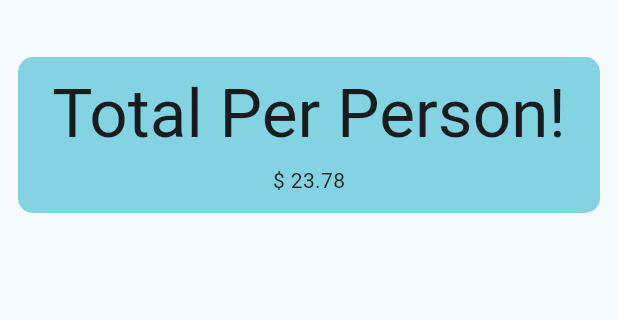
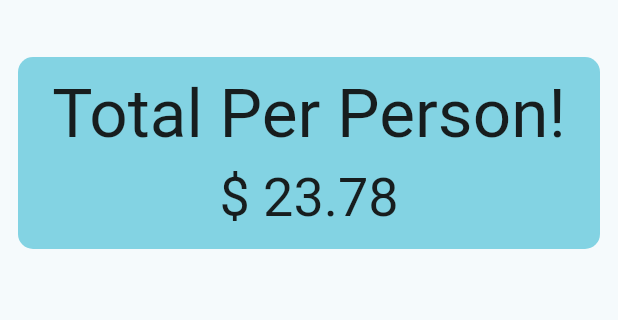
Before and after one commit to PradeepVerma-55/utip_app, a Flutter app: the screen it shows after launch, on a phone screen of 412 x 824 dp, the part 63-383 px from its top. Run offline on Flutter 3.47's test engine with Material 3 defaults, Android fonts, the light colour scheme and no system bars.

Commit message:
BuildContext

```diff
--- a/lib/main.dart
+++ b/lib/main.dart
@@ -20,7 +20,6 @@ class MyApp extends StatelessWidget {
     );
   }
 }
-
 class UTip extends StatefulWidget {
   const UTip({super.key});
 
@@ -31,6 +30,7 @@ class UTip extends StatefulWidget {
 class _UTipState extends State<UTip> {
   @override
   Widget build(BuildContext context) {
+    var theme = Theme.of(context);
     return Scaffold(
       appBar: AppBar(title: const Text('UTip')),
       // Add padding around the page so content is inset from the screen edges.
@@ -42,14 +42,17 @@ class _UTipState extends State<UTip> {
             Container(
               padding: const EdgeInsets.all(12), // inner spacing for texts
               decoration: BoxDecoration(
-                color:Theme.of(context).colorScheme.inversePrimary,
+                color: theme.colorScheme.inversePrimary,
                 borderRadius: BorderRadius.circular(10),
               ),
               child: Column(
-                children:  [
-                  Text('Total Per Person!', style: Theme.of(context).textTheme.displayMedium),
+                children: [
+                  Text(
+                    'Total Per Person!',
+                    style: theme.textTheme.displayMedium,
+                  ),
                   SizedBox(height: 8),
-                  Text("\$ 23.78"),
+                  Text("\$ 23.78", style: theme.textTheme.displaySmall),
                 ],
               ),
             ),
```
Also changed, not shown: 1 other file.
